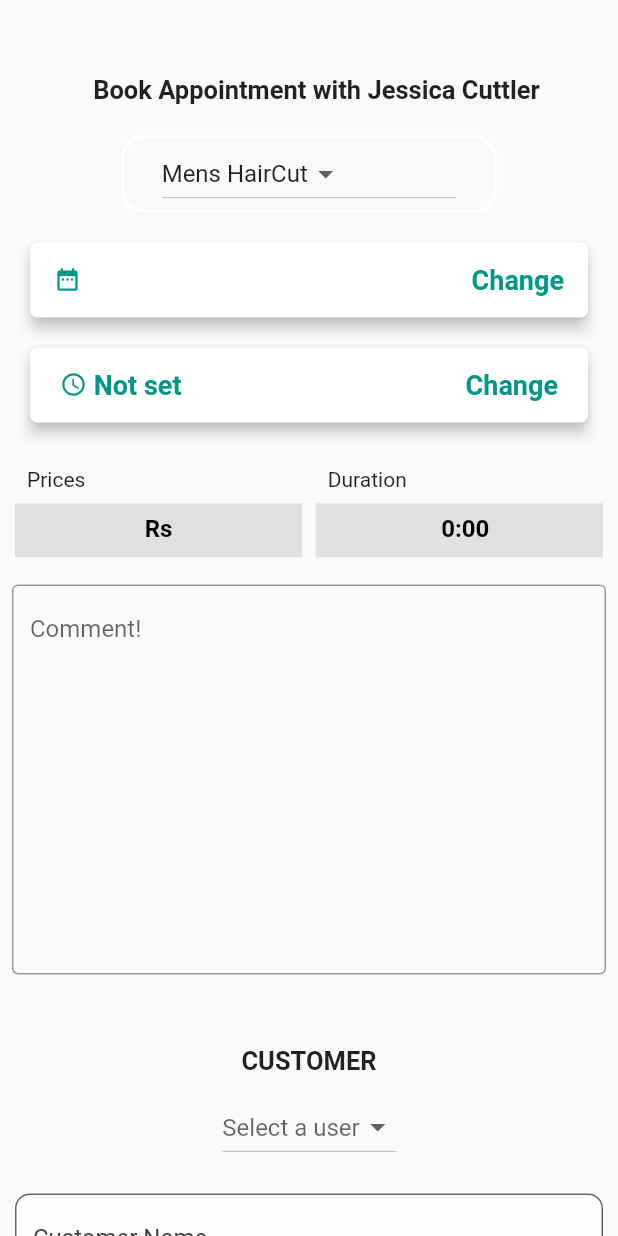
After one commit to sumit2393/wyvate1, a Flutter app: the NewAppointment screen opened directly, on a phone screen of 412 x 824 dp. The commit adds this screen. Run offline on Flutter 3.47's test engine with Material 2 defaults, Android fonts, the phone set to English and light mode, and no system bars; our stand-ins replace firebase_auth, firebase_database, flutter_datetime_picker, flutter_screenutil, fluttertoast, geolocator and 4 more; missing offline and left inert: autocomplete_textfield, flutter_timetable_view, geocoder, google_maps_webservice, time_machine, timetable; accounts and stored records are empty.

Commit message:
Sumit's code merged

```diff
--- /dev/null
+++ b/lib/NewAppointment.dart
@@ -0,0 +1,404 @@
+import 'package:flutter/cupertino.dart';
+import 'package:flutter/material.dart';
+import 'package:flutter_datetime_picker/flutter_datetime_picker.dart';
+import 'package:wyvate1/NewCustomer.dart';
+class NewAppointment extends StatefulWidget {
+  @override
+  _NewAppointmentState createState() => _NewAppointmentState();
+}
+class _NewAppointmentState extends State<NewAppointment> {
+    String _date = "Not set";
+    String _time = "Not set";
+   TextEditingController pricescontroller=new TextEditingController();
+  TextEditingController durationcontroller=new TextEditingController();
+  @override
+  void initState() {
+    super.initState();
+    _date="";
+  }
+  final List<String> _dropdownValues = [
+    "Mens HairCut",
+    "Spa",
+    "Three",
+    "Four",
+    "Five"
+  ];
+   final List<String > _repaeat=[
+          "Repeat daily"
+         "Repeat weekly"
+   ];
+    User selectedUser;
+    List<User> users = <User>[const User('Akash'), const User('Ravi')];
+  @override
+  Widget build(BuildContext context) {
+    return Scaffold(
+      body: SingleChildScrollView(
+        child: Column(
+          children: [
+            Container(
+              margin: EdgeInsets.only(left:10,top:50),
+              child: Text(
+                "Book Appointment with Jessica Cuttler", style: TextStyle(fontSize: 17, fontWeight: FontWeight.bold),
+              ),
+            ),
+            Container(
+                margin: EdgeInsets.only(top:20),
+              width: 250,
+                padding: EdgeInsets.symmetric(horizontal: 25.0),
+                decoration: BoxDecoration(
+                  borderRadius: BorderRadius.circular(15.0),
+                  border: Border.all(
+                      color: Colors.white, style: BorderStyle.solid, width: 1.80),
+                ),
+                child: DropdownButton(
+                  items: _dropdownValues
+                      .map((value) => DropdownMenuItem(
+                    child: Text(value),
+                    value: value,
+                  ))
+                      .toList(),
+                  onChanged: (String value) {},
+                  isExpanded: false,
+                  value: _dropdownValues.first,
+            )
+            ),
+            SizedBox(
+              height: 20,
+            ),
+            Container(
+              padding: EdgeInsets.only(left:20,right: 20),
+              child: RaisedButton(
+                shape: RoundedRectangleBorder(
+                    borderRadius: BorderRadius.circular(5.0)),
+                elevation: 4.0,
+                onPressed: () {
+                  DatePicker.showDatePicker(context,
+                      theme:DatePickerTheme(
+                        containerHeight: 210.0,
+                      ),
+                      showTitleActions: true,
+                      minTime: DateTime(2000, 1, 1),
+                      maxTime: DateTime(2022, 12, 31), onConfirm: (date) {
+                        print('confirm $date');
+                        _date = '${date.year} - ${date.month} - ${date.day}';
+                        setState(() {});
+                      }, currentTime: DateTime.now(), locale: LocaleType.en);
+                },
+                child: Container(
+                  alignment: Alignment.center,
+                  height: 50.0,
+                  child: Row(
+                    mainAxisAlignment: MainAxisAlignment.spaceBetween,
+                    children: <Widget>[
+                      Row(
+                        children: <Widget>[
+                          Container(
+                            child: Row(
+                              children: <Widget>[
+                                Icon(
+                                  Icons.date_range,
+                                  size: 18.0,
+                                  color: Colors.teal,
+                                ),
+                                Text(
+                                  " $_date",
+                                  style: TextStyle(
+                                      color: Colors.teal,
+                                      fontWeight: FontWeight.bold,
+                                      fontSize: 18.0),
+                                ),
+                              ],
+                            ),
+                          )
+                        ],
+                      ),
+                      Text(
+                        "  Change",
+                        style: TextStyle(
+                            color: Colors.teal,
+                            fontWeight: FontWeight.bold,
+                            fontSize: 18.0),
+                      ),
+                    ],
+                  ),
+                ),
+                color: Colors.white,
+              ),
+            ),
+            SizedBox(
+              height: 20.0,
+            ),
+            Container(
+              padding: EdgeInsets.only(left:20,right: 20),
+              child: RaisedButton(
+                padding: EdgeInsets.only(left:20,right: 20),
+                shape: RoundedRectangleBorder(
+                    borderRadius: BorderRadius.circular(5.0)),
+                elevation: 4.0,
+                onPressed: () {
+                  DatePicker.showTimePicker(context,
+                      theme: DatePickerTheme(
+                        containerHeight: 210.0,
+                      ),
+                      showTitleActions: true, onConfirm: (time) {
+                        print('confirm $time');
+                        _time = '${time.hour} : ${time.minute} : ${time.second}';
+                        setState(() {});
+                      }, currentTime: DateTime.now(), locale: LocaleType.en);
+                  setState(() {});
+                },
+                child: Container(
+                  alignment: Alignment.center,
+                  height: 50.0,
+                  child: Row(
+                    mainAxisAlignment: MainAxisAlignment.spaceBetween,
+                    children: <Widget>[
+                      Row(
+                        children: <Widget>[
+                          Container(
+                            child: Row(
+                              children: <Widget>[
+                                Icon(
+                                  Icons.access_time,
+                                  size: 18.0,
+                                  color: Colors.teal,
+                                ),
+                                Text(
+                                  " $_time",
+                                  style: TextStyle(
+                                      color: Colors.teal,
+                                      fontWeight: FontWeight.bold,
+                                      fontSize: 18.0),
+                                ),
+                              ],
+                            ),
+                          )
+                        ],
+                      ),
+                      Text(
+                        "  Change",
+                        style: TextStyle(
+                            color: Colors.teal,
+                            fontWeight: FontWeight.bold,
+                            fontSize: 18.0),
+                      ),
+                    ],
+                  ),
+                ),
+                color: Colors.white,
+              ),
+            ),
+            SizedBox(
+              height: 20,
+            ),
+            Container(
+              height:60,
+              margin: EdgeInsets.all(10),
+              width:MediaQuery.of(context).size.width,
+              child: Row(children: <Widget>[
+                Expanded(
+                  child: Column(
+                    children: <Widget>[
+                      Container(
+                        alignment: Alignment.bottomLeft,
+                        margin: EdgeInsets.only(left:8),
+                        child:Text('Prices'),
+                      ),
+                      Expanded(
+                        child:Container(
+                          color: Colors.grey[300],
+                          margin: EdgeInsets.only(top:8),
+                          child: TextFormField(
+                            textAlign: TextAlign.center,
+                            style: TextStyle(fontSize:16, fontWeight: FontWeight.bold,color: Colors.black ),
+                         //   enabled: sunday,
+                            decoration: InputDecoration(
+                              border: InputBorder.none,
+                              hintText: 'Rs',
+                              hintStyle: TextStyle(fontSize:16, fontWeight: FontWeight.bold,color: Colors.black ),
+                            ),
+                            controller: pricescontroller,
+                          ),
+                        ),
+                      ),
+                    ],
+                  ),
+                ),
+                SizedBox(
+                  width:9,
+                ),
+                Expanded(
+                  child: Column(
+                    children: <Widget>[
+                      Container(
+                        margin: EdgeInsets.only(left:8),
+                        alignment: Alignment.bottomLeft,
+                        child:Text('Duration'),
+                      ),
+                      Expanded(
+                        child:Container(
+                          color: Colors.grey[300],
+                          margin: EdgeInsets.only(top:8),
+                          child: TextFormField(
+                           // enabled: sunday,
+                            textAlign: TextAlign.center,
+                            style: TextStyle(fontSize:16, fontWeight: FontWeight.bold,color: Colors.black ),
+                            decoration: InputDecoration(
+                              border: InputBorder.none,
+                              hintText: '  0:00',
+                              hintStyle: TextStyle(fontSize:16, fontWeight: FontWeight.bold,color: Colors.black ),
+                            ),
+                            controller: durationcontroller,
+                          ),
+                        ),
+                      ),
+                    ],
+                  ),
+                ),
+
+              ],),
+            ),
+            Container(
+              margin: EdgeInsets.all(8.0),
+              height: 300,
+              // hack textfield height
+              padding: EdgeInsets.only(bottom: 40),
+              child: TextField(
+                maxLines: 99,
+                decoration: InputDecoration(
+                  hintText: "Comment!",
+                  border: OutlineInputBorder(),
+                ),
+              ),
+            ),
+
+
+            Text("CUSTOMER",style: TextStyle(fontWeight: FontWeight.bold,fontSize: 17),),
+      SizedBox(
+        height: 10,
+      ),
+      Container(
+        child: new DropdownButton<User>(
+          hint: new Text("Select a user"),
+          value: selectedUser,
+          onChanged: (User newValue) {
+            setState(() {
+              selectedUser = newValue;
+            });
+          },
+          items: users.map((User user) {
+            return new DropdownMenuItem<User>(
+              value: user,
+              child: new Text(
+                user.name,
+                style: new TextStyle(color: Colors.black),
+              ),
+            );
+          }).toList(),
+        ),
+      ),
+            SizedBox(
+              height: 20,
+            ),
+            Container(
+              padding: EdgeInsets.only(left: 10,right: 10),
+              child: new TextField(
+                decoration: new InputDecoration(
+                    border: new OutlineInputBorder(
+                      borderRadius: const BorderRadius.all(
+                        const Radius.circular(10.0),
+                      ),
+                    ),
+                    filled: true,
+                    hintStyle: new TextStyle(color: Colors.grey[800]),
+                    hintText: "Customer Name",
+                    fillColor: Colors.white70),
+              ),
+            ),
+            SizedBox(
+              height: 20,
+            ),
+            Container(
+              padding: EdgeInsets.only(left: 10,right: 10),
+
+              child: new TextField(
+                decoration: new InputDecoration(
+                    border: new OutlineInputBorder(
+                      borderRadius: const BorderRadius.all(
+                        const Radius.circular(10.0),
+                      ),
+                    ),
+                    filled: true,
+                    hintStyle: new TextStyle(color: Colors.grey[800]),
+                    hintText: "Email id",
+                    fillColor: Colors.white70),
+              ),
+            ),
+            SizedBox(
+              height: 20,
+            ),
+            Container(
+              padding: EdgeInsets.only(left: 10,right: 10),
+
+              child: new TextField(
+               keyboardType: TextInputType.number,
+
+                decoration: new InputDecoration(
+                    border: new OutlineInputBorder(
+                      borderRadius: const BorderRadius.all(
+                        const Radius.circular(10.0),
+                      ),
+                    ),
+                    filled: true,
+                    hintStyle: new TextStyle(color: Colors.grey[800]),
+                    hintText: "MobileNumber",
+                    fillColor: Colors.white70),
+              ),
+            ),
+            SizedBox(
+              height: 20,
+            ),
+            Row(
+
+              children: [
+
+                Container(
+                  padding: EdgeInsets.only(left:40,bottom: 20),
+
+                  child: ClipRRect(
+                    borderRadius: BorderRadius.circular(40),
+                    child: RaisedButton(
+                      textColor: Colors.black,
+                      color: Colors.greenAccent,
+                      onPressed: () {},
+                      child: Text("Book"),
+                    ),
+                  ),
+                ),
+                Container(
+                  padding: EdgeInsets.only(left:40 ,bottom: 20),
+                  child: ClipRRect(
+                    borderRadius: BorderRadius.circular(40),
+                    child: RaisedButton(
+                      textColor: Colors.black,
+                      color: Colors.greenAccent,
+                      onPressed: () {
+                        Navigator.pushReplacement(
+                            context, MaterialPageRoute(builder: (BuildContext context) => NewCustomer()));
+                      },
+                      child: Text("New Customer"),
+                    ),
+                  ),
+                ),
+              ],
+            )
+          ],
+        ),
+      ),
+    );
+  }
+}
+class User {
+  const User(this.name);
+  final String name;
+}
--- a/lib/verifyOtp.dart
+++ b/lib/verifyOtp.dart
@@ -29,7 +29,6 @@ class _verifyOtpState extends State<verifyOtp> {
   /// Decorate the outside of the Pin.
   @override
   void initState() {
-    // TODO: implement initState
     super.initState();
     _onVerifyCode();
   }
--- a/pubspec.yaml
+++ b/pubspec.yaml
@@ -50,6 +50,9 @@ dependencies:
   syncfusion_flutter_core: ^18.2.48
   syncfusion_flutter_calendar: ^18.2.48
   shared_preferences : ^0.5.8
+  flutter_datetime_picker: ^1.4.0
+
+
 
 dev_dependencies:
   flutter_test:
```
Also changed, not shown: lib/Dashboard.dart (+9 -19 lines), lib/NewCustomer.dart (added, +183 -0 lines), lib/SpalshScreen.dart (+8 -8 lines), lib/WorkersListScreen.dart (added, +73 -0 lines), lib/calender.dart (+17 -17 lines), pubspec.lock.
